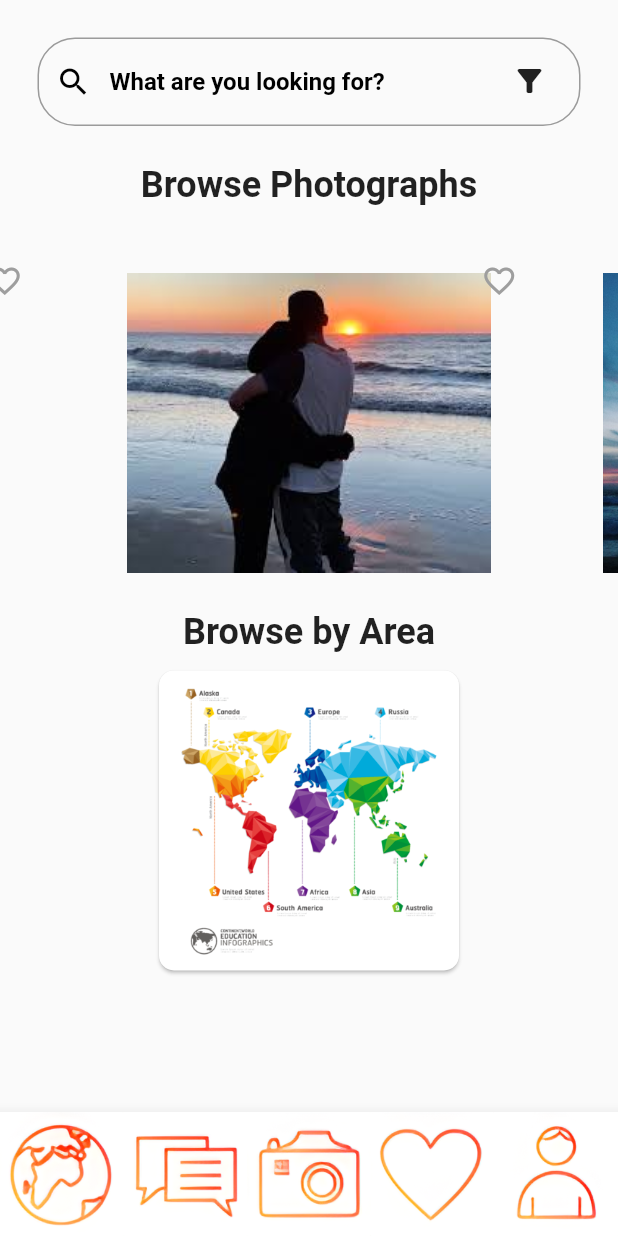
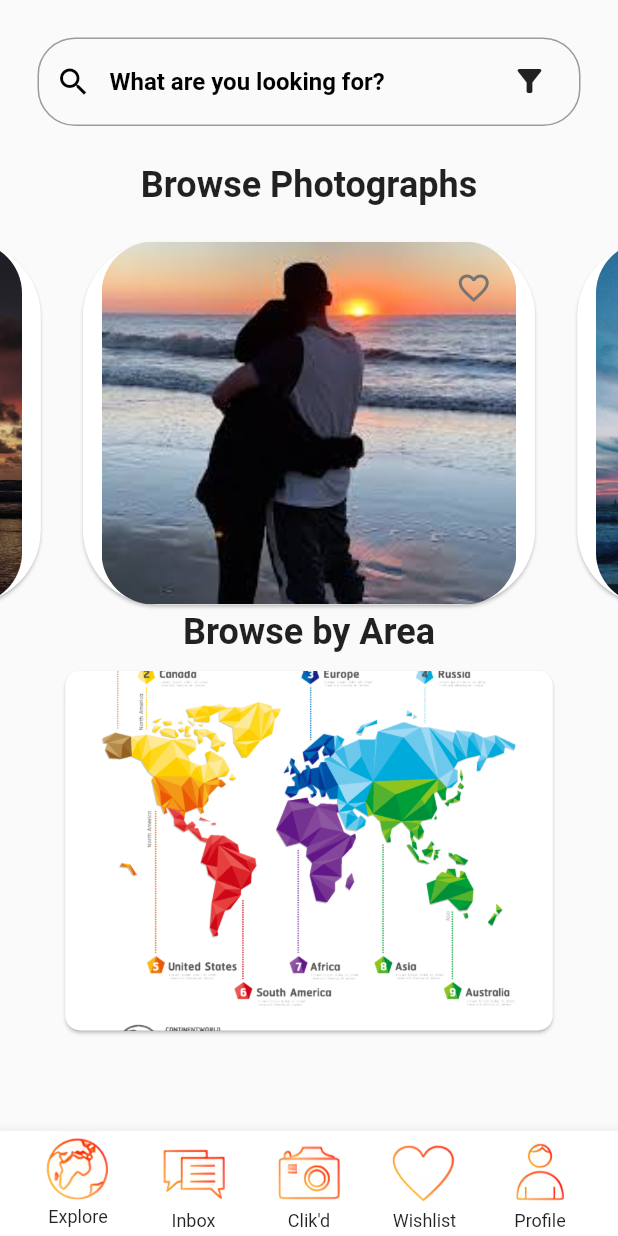
Before and after one commit to PSYCHNERD2512/Clik, a Flutter app: the MyScreen screen opened directly, after a tap on "Search", on a phone screen of 412 x 824 dp. Run offline on Flutter 3.47's test engine with Material 2 defaults, Android fonts, the phone set to English and light mode, and no system bars.

```diff
--- a/lib/Search_with_carousel.dart
+++ b/lib/Search_with_carousel.dart
@@ -27,55 +27,86 @@ class _CarouselPageState extends State<CarouselPage> {
   @override
   Widget build(BuildContext context) {
     return Scaffold(
-      bottomNavigationBar: BottomAppBar(
+      bottomNavigationBar:BottomAppBar(
         color: Colors.white,
-        child: FittedBox(
+        child: SizedBox(height: 70,
           child: Row(
-            children: [
+            children: [Spacer(),
               Column(
                 children: [
                   InkWell(
                     onTap: () {},
-                    child: Image.asset(
+                    child: FittedBox(
+                      child: Column(
+                        children: [
+                          Image.asset(
                             'assets/1.png',
-                      height: 50, // Adjust the height as needed
+                            height: 50,
+                          ),Text("Explore",style: TextStyle(fontSize: 12),)
+                        ],
+                      ),
                     ),
                   ),
                 ],
-              ),
+              ),Spacer(),
               InkWell(
                 onTap: () {},
-                child: Image.asset(
+                child:  FittedBox(
+                  child: Column(
+                    children: [
+                      Image.asset(
                         'assets/2.png',
-                  height: 50, // Adjust the height as needed
+                        height: 50,
+                      ),Text("Inbox",style: TextStyle(fontSize: 12),)
+                    ],
                   ),
                 ),
+              ),Spacer(),
               InkWell(
                 onTap: () {},
-                child: Image.asset(
+                child: FittedBox(
+                  child: Column(
+                    children: [
+                      Image.asset(
                         'assets/3.png',
-                  height: 50, // Adjust the height as needed
+                        height: 50,
+                      ),Text("Clik'd",style: TextStyle(fontSize: 12),)
+                    ],
                   ),
                 ),
+              ),Spacer(),
               InkWell(
                 onTap: () {},
-                child: Image.asset(
+                child: FittedBox(
+                  child: Column(
+                    children: [
+                      Image.asset(
                         'assets/4.png',
-                  height: 50, // Adjust the height as needed
+                        height: 50,
+                      ),Text("Wishlist",style: TextStyle(fontSize: 12),)
+                    ],
                   ),
                 ),
+              ),Spacer(),
               InkWell(
                 onTap: () {},
-                child: Image.asset(
+                child: FittedBox(
+                  child: Column(
+                    children: [
+                      Image.asset(
                         'assets/5.png',
-                  height: 50, // Adjust the height as needed
+                        height: 50,
+                      ),Text("Profile",style: TextStyle(fontSize: 12),)
+                    ],
                   ),
                 ),
+              ),Spacer()
             ],
           ),
         ),
       ),
       body: SafeArea(
+        child: SingleChildScrollView(
           child: Column(
             children: [
               Padding(
@@ -144,10 +175,11 @@ class _CarouselPageState extends State<CarouselPage> {
                 ),child: Image.asset(
                   "assets/map.png",
                   fit: BoxFit.cover,
-                height: 200,
+                  height: 240,width: 325,
                 ),),
               )
             ],
+          ),
         ),
       ),
     );
@@ -155,29 +187,43 @@ class _CarouselPageState extends State<CarouselPage> {
 
   Widget _buildCarouselItem(String imagePath, int index) {
     return Padding(
-      padding: EdgeInsets.symmetric(horizontal: 8.0),
+      padding: EdgeInsets.symmetric(horizontal: 10.0),
       child: Stack(
         children: [
-          ClipRRect(
-            borderRadius: BorderRadius.circular(8.0),
-            child: Center(
+          Positioned(
+            top: 0,
+            left: 0,
+            right: 0,
+            bottom: 0,
+            child: Card(
+              shape: RoundedRectangleBorder(
+                borderRadius: BorderRadius.circular(50.0),
+              ),
+              child: FittedBox(
+                child: Container(
+                  width: 400,
+                  height: 350,
+                  child: ClipRRect(
+                    borderRadius: BorderRadius.circular(50.0),
                     child: Image.asset(
                       imagePath,
                       fit: BoxFit.cover,
-                height: 200,
+                    ),
+                  ),
+                ),
               ),
             ),
           ),
           Positioned(
             top: 10,
-            right: 10,
+            right: 20,
             child: SizedBox(
-              width: 40,
-              height: 40,
+              width: 50,
+              height: 50,
               child: IconButton(
                 icon: liked[index]
-                    ? Icon(Icons.favorite)
-                    : Icon(Icons.favorite_border),
+                    ? Icon(Icons.favorite,)
+                    : Icon(Icons.favorite_border,color:Colors.grey[600]),
                 color: liked[index] ? Colors.red : Colors.grey,
                 onPressed: () {
                   setState(() {
--- a/lib/homeScreen.dart
+++ b/lib/homeScreen.dart
@@ -51,50 +51,81 @@ class _MyScreenState extends State<MyScreen> {
     return Scaffold(
       bottomNavigationBar: BottomAppBar(
         color: Colors.white,
-        child: FittedBox(
+        child: SizedBox(height: 70,
           child: Row(
-          children: [
+            children: [Spacer(),
               Column(
                 children: [
                   InkWell(
                     onTap: () {},
-                    child: Image.asset(
+                    child: FittedBox(
+                      child: Column(
+                        children: [
+                          Image.asset(
                             'assets/1.png',
-                      height: 0.5,
-
-                    )),
+                            height: 50,
+                          ),Text("Explore",style: TextStyle(fontSize: 12),)
                         ],
                       ),
+                    ),
+                  ),
+                ],
+              ),Spacer(),
               InkWell(
                 onTap: () {},
-                child: Image.asset(
+                child:  FittedBox(
+                  child: Column(
+                    children: [
+                      Image.asset(
                         'assets/2.png',
-                  height: 0.5,
-
-                )),
+                        height: 50,
+                      ),Text("Inbox",style: TextStyle(fontSize: 12),)
+                    ],
+                  ),
+                ),
+              ),Spacer(),
               InkWell(
                 onTap: () {},
-                child: Image.asset(
+                child: FittedBox(
+                  child: Column(
+                    children: [
+                      Image.asset(
                         'assets/3.png',
-                  height: 0.5,
-
-                )),
+                        height: 50,
+                      ),Text("Clik'd",style: TextStyle(fontSize: 12),)
+                    ],
+                  ),
+                ),
+              ),Spacer(),
               InkWell(
                 onTap: () {},
-                child: Image.asset(
+                child: FittedBox(
+                  child: Column(
+                    children: [
+                      Image.asset(
                         'assets/4.png',
-                  height: 0.5,
-
-                )),
+                        height: 50,
+                      ),Text("Wishlist",style: TextStyle(fontSize: 12),)
+                    ],
+                  ),
+                ),
+              ),Spacer(),
               InkWell(
                 onTap: () {},
-                child: Image.asset(
+                child: FittedBox(
+                  child: Column(
+                    children: [
+                      Image.asset(
                         'assets/5.png',
-                  height: 0.5,
-
-                ))
+                        height: 50,
+                      ),Text("Profile",style: TextStyle(fontSize: 12),)
                     ],
-        )),
+                  ),
+                ),
+              ),Spacer()
+            ],
+          ),
+        ),
       ),
       body: Container(
         color: Colors.grey[200],
--- a/lib/searchPage.dart
+++ b/lib/searchPage.dart
@@ -12,48 +12,78 @@ class _SearchPageState extends State<SearchPage> {
     return Scaffold(
       bottomNavigationBar: BottomAppBar(
         color: Colors.white,
-        child: FittedBox(
+        child: SizedBox(height: 70,
           child: Row(
-            children: [
+            children: [Spacer(),
               Column(
                 children: [
                   InkWell(
                     onTap: () {},
-                    child: Image.asset(
+                    child: FittedBox(
+                      child: Column(
+                        children: [
+                          Image.asset(
                             'assets/1.png',
-                      height: 50, // Adjust the height as needed
+                            height: 50,
+                          ),Text("Explore",style: TextStyle(fontSize: 12),)
+                        ],
+                      ),
                     ),
                   ),
                 ],
-              ),
+              ),Spacer(),
               InkWell(
                 onTap: () {},
-                child: Image.asset(
+                child:  FittedBox(
+                  child: Column(
+                    children: [
+                      Image.asset(
                         'assets/2.png',
-                  height: 50, // Adjust the height as needed
+                        height: 50,
+                      ),Text("Inbox",style: TextStyle(fontSize: 12),)
+                    ],
                   ),
                 ),
+              ),Spacer(),
               InkWell(
                 onTap: () {},
-                child: Image.asset(
+                child: FittedBox(
+                  child: Column(
+                    children: [
+                      Image.asset(
                         'assets/3.png',
-                  height: 50, // Adjust the height as needed
+                        height: 50,
+                      ),Text("Clik'd",style: TextStyle(fontSize: 12),)
+                    ],
                   ),
                 ),
+              ),Spacer(),
               InkWell(
                 onTap: () {},
-                child: Image.asset(
+                child: FittedBox(
+                  child: Column(
+                    children: [
+                      Image.asset(
                         'assets/4.png',
-                  height: 50, // Adjust the height as needed
+                        height: 50,
+                      ),Text("Wishlist",style: TextStyle(fontSize: 12),)
+                    ],
                   ),
                 ),
+              ),Spacer(),
               InkWell(
                 onTap: () {},
-                child: Image.asset(
+                child: FittedBox(
+                  child: Column(
+                    children: [
+                      Image.asset(
                         'assets/5.png',
-                  height: 50, // Adjust the height as needed
+                        height: 50,
+                      ),Text("Profile",style: TextStyle(fontSize: 12),)
+                    ],
                   ),
                 ),
+              ),Spacer()
             ],
           ),
         ),
```
Also changed, not shown: 1 other file. Lines whose indentation alone changed are shown as unchanged.
